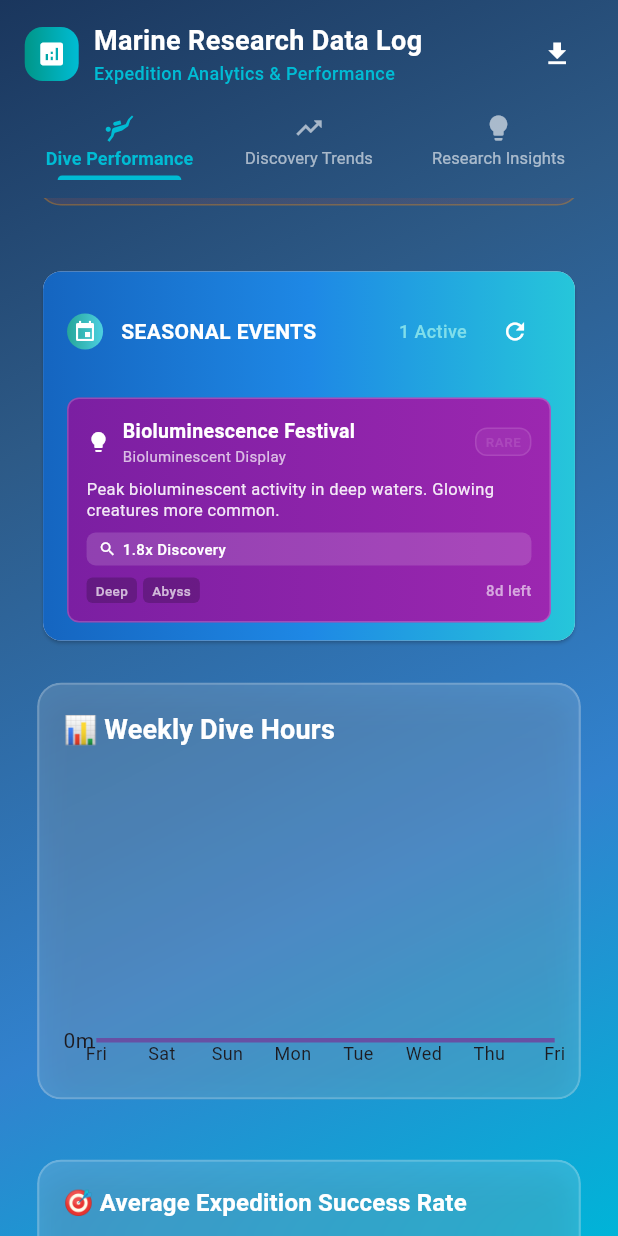
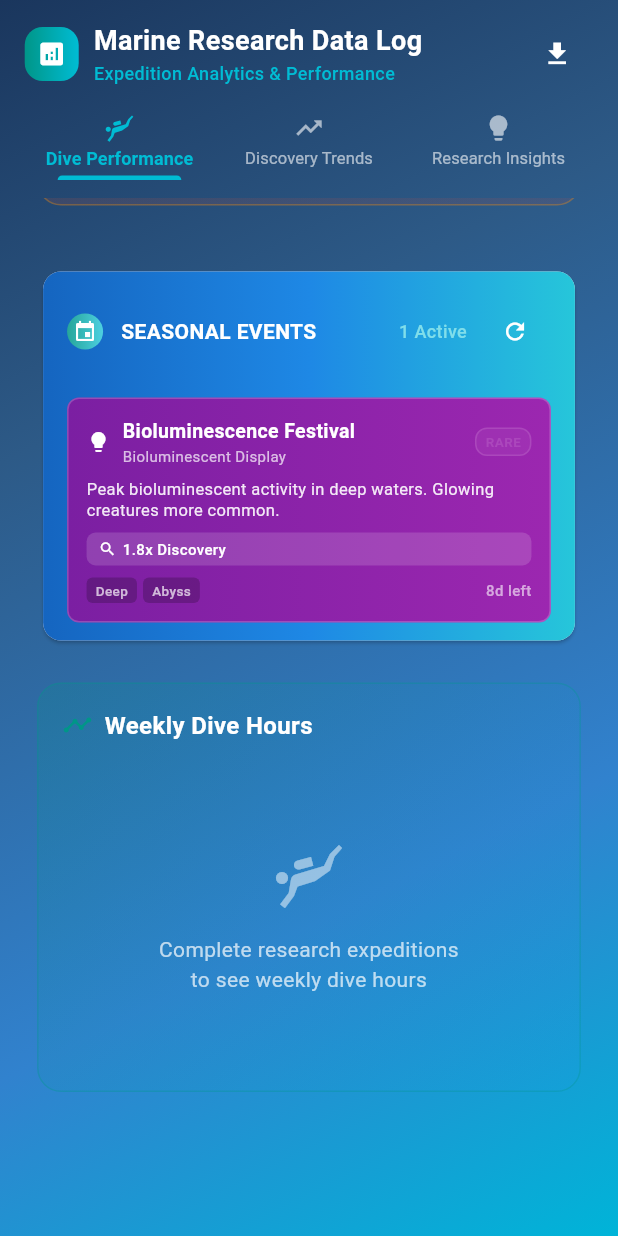
Before and after one commit to DogukanZengin/flow-pulse, a Flutter app: the AnalyticsScreen screen opened directly, scrolled down 1102 dp, on a phone screen of 412 x 824 dp. Run offline on Flutter 3.47's test engine with Material 3 defaults, Android fonts, the phone set to English and light mode, and no system bars; drawn by our look-alikes of fl_chart; our stand-ins replace audioplayers, flutter_local_notifications, shared_preferences, sqflite, sqflite_common_ffi_web; missing offline and left inert: workmanager; accounts and stored records are empty.

Commit message:
🔧 Fix Data Tab performance analytics - accurate calculations and improved UX
- Fix dive time calculation to include both completed AND abandoned focus sessions
- Fix success rate to only calculate for focus sessions (exclude break sessions)
- Unify streak calculation by using AnalyticsService database queries instead of GamificationService SharedPreferences
- Fix Weekly Dive Hours chart to show exactly 7 days instead of 8
- Remove redundant Average Expedition Success Rate chart that duplicated Today's Performance data
- Improve chart visual consistency and empty state handling
- Clean up unused FAST_FORWARD_GUIDE.md file

🤖 Generated with [Claude Code](https://claude.ai/code)

Co-Authored-By: Claude <noreply@anthropic.com>

```diff
--- a/lib/screens/analytics_screen.dart
+++ b/lib/screens/analytics_screen.dart
@@ -217,8 +217,6 @@ class _AnalyticsScreenState extends State<AnalyticsScreen>
           const SeasonalEventsDisplayWidget(),
           SizedBox(height: _getResponsiveSpacing()),
           _buildWeeklyChart(),
-          SizedBox(height: _getResponsiveSpacing()),
-          _buildCompletionRateChart(),
         ],
       ),
     );
@@ -432,61 +430,106 @@ class _AnalyticsScreenState extends State<AnalyticsScreen>
       future: _getLastWeekData(),
       builder: (context, snapshot) {
         if (!snapshot.hasData) {
-          return const SizedBox(height: 200, child: Center(child: CircularProgressIndicator()));
+          return Container(
+            margin: const EdgeInsets.only(bottom: 16),
+            padding: const EdgeInsets.all(16),
+            decoration: BoxDecoration(
+              gradient: LinearGradient(
+                begin: Alignment.topLeft,
+                end: Alignment.bottomRight,
+                colors: [
+                  Colors.teal.withValues(alpha: 0.2),
+                  Colors.blue.withValues(alpha: 0.1),
+                ],
+              ),
+              borderRadius: BorderRadius.circular(16),
+              border: Border.all(
+                color: Colors.teal.withValues(alpha: 0.3),
+                width: 1,
+              ),
+            ),
+            child: const SizedBox(height: 200, child: Center(child: CircularProgressIndicator())),
+          );
         }
 
         final data = snapshot.data!;
-        final theme = Theme.of(context);
 
         return Container(
           margin: const EdgeInsets.only(bottom: 16),
-          child: ClipRRect(
-            borderRadius: BorderRadius.circular(16),
-            child: BackdropFilter(
-              filter: ImageFilter.blur(sigmaX: 15, sigmaY: 15),
-              child: Container(
           padding: const EdgeInsets.all(16),
           decoration: BoxDecoration(
-                  color: Colors.white.withValues(alpha: 0.15),
+            gradient: LinearGradient(
+              begin: Alignment.topLeft,
+              end: Alignment.bottomRight,
+              colors: [
+                Colors.teal.withValues(alpha: 0.2),
+                Colors.blue.withValues(alpha: 0.1),
+              ],
+            ),
             borderRadius: BorderRadius.circular(16),
             border: Border.all(
-                    color: Colors.white.withValues(alpha: 0.2),
-                    width: 1.5,
+              color: Colors.teal.withValues(alpha: 0.3),
+              width: 1,
             ),
-                  boxShadow: [
-                    BoxShadow(
-                      color: Colors.black.withValues(alpha: 0.1),
-                      blurRadius: 20,
-                      offset: const Offset(0, 8),
-                    ),
-                  ],
           ),
           child: Column(
             crossAxisAlignment: CrossAxisAlignment.start,
             children: [
+              Row(
+                children: [
+                  Icon(Icons.timeline, color: Colors.teal, size: 20),
+                  const SizedBox(width: 8),
                   Text(
-                      '📊 Weekly Dive Hours',
-                      style: theme.textTheme.titleMedium?.copyWith(
-                        fontWeight: FontWeight.bold,
+                    'Weekly Dive Hours',
+                    style: TextStyle(
                       color: Colors.white,
-                        fontSize: _getResponsiveFontSize(18),
+                      fontSize: 16,
+                      fontWeight: FontWeight.w600,
                     ),
+                  ),
+                ],
               ),
               const SizedBox(height: 16),
               SizedBox(
                 height: 200,
-                      child: LineChart(
+                child: data.isEmpty || data.every((d) => d.totalFocusTime == 0)
+                    ? Center(
+                        child: Column(
+                          mainAxisAlignment: MainAxisAlignment.center,
+                          children: [
+                            Icon(
+                              Icons.scuba_diving,
+                              size: 48,
+                              color: Colors.white.withValues(alpha: 0.5),
+                            ),
+                            const SizedBox(height: 16),
+                            Text(
+                              'Complete research expeditions\nto see weekly dive hours',
+                              textAlign: TextAlign.center,
+                              style: TextStyle(
+                                color: Colors.white.withValues(alpha: 0.7),
+                                fontSize: _getResponsiveFontSize(14),
+                              ),
+                            ),
+                          ],
+                        ),
+                      )
+                    : LineChart(
                         LineChartData(
                           gridData: FlGridData(show: false),
                           titlesData: FlTitlesData(
                             bottomTitles: AxisTitles(
                               sideTitles: SideTitles(
                                 showTitles: true,
+                                reservedSize: 30,
                                 getTitlesWidget: (value, meta) {
-                                  if (value.toInt() < data.length) {
+                                  if (value.toInt() < data.length && value.toInt() >= 0) {
                                     return Text(
                                       DateFormat('E').format(data[value.toInt()].date),
-                                      style: const TextStyle(fontSize: 12),
+                                      style: TextStyle(
+                                        fontSize: _getResponsiveFontSize(10),
+                                        color: Colors.white.withValues(alpha: 0.7),
+                                      ),
                                     );
                                   }
                                   return const Text('');
@@ -496,8 +539,16 @@ class _AnalyticsScreenState extends State<AnalyticsScreen>
                             leftTitles: AxisTitles(
                               sideTitles: SideTitles(
                                 showTitles: true,
+                                reservedSize: 40,
                                 getTitlesWidget: (value, meta) {
-                                  return Text('${value.toInt()}m');
+                                  final hours = value / 60;
+                                  return Text(
+                                    hours >= 1 ? '${hours.toStringAsFixed(0)}h' : '${value.toInt()}m',
+                                    style: TextStyle(
+                                      fontSize: _getResponsiveFontSize(10),
+                                      color: Colors.white.withValues(alpha: 0.7),
+                                    ),
+                                  );
                                 },
                               ),
                             ),
@@ -511,13 +562,23 @@ class _AnalyticsScreenState extends State<AnalyticsScreen>
                                 return FlSpot(entry.key.toDouble(), entry.value.totalFocusTime.toDouble());
                               }).toList(),
                               isCurved: true,
-                              color: theme.colorScheme.primary,
+                              color: Colors.cyan,
                               barWidth: 3,
                               belowBarData: BarAreaData(
                                 show: true,
-                                color: theme.colorScheme.primary.withValues(alpha: 0.1),
+                                color: Colors.cyan.withValues(alpha: 0.1),
                               ),
-                              dotData: const FlDotData(show: false),
+                              dotData: FlDotData(
+                                show: true,
+                                getDotPainter: (spot, percent, barData, index) {
+                                  return FlDotCirclePainter(
+                                    radius: 3,
+                                    color: Colors.white,
+                                    strokeWidth: 2,
+                                    strokeColor: Colors.cyan,
+                                  );
+                                },
+                              ),
                             ),
                           ],
                         ),
@@ -525,196 +586,11 @@ class _AnalyticsScreenState extends State<AnalyticsScreen>
               ),
             ],
           ),
-              ),
-            ),
-          ),
         );
       },
     );
   }
 
-  Widget _buildCompletionRateChart() {
-    return FutureBuilder<List<AnalyticsData>>(
-      future: _getLastWeekData(),
-      builder: (context, snapshot) {
-        if (!snapshot.hasData) {
-          return const SizedBox(height: 200, child: Center(child: CircularProgressIndicator()));
-        }
-
-        final data = snapshot.data!;
-        final avgCompletionRate = data.isEmpty ? 0.0 :
-            data.map((d) => d.completionRate).reduce((a, b) => a + b) / data.length;
-
-        return Container(
-          margin: const EdgeInsets.only(bottom: 16),
-          child: ClipRRect(
-            borderRadius: BorderRadius.circular(16),
-            child: BackdropFilter(
-              filter: ImageFilter.blur(sigmaX: 15, sigmaY: 15),
-              child: Container(
-                padding: const EdgeInsets.all(16),
-                decoration: BoxDecoration(
-                  color: Colors.white.withValues(alpha: 0.15),
-                  borderRadius: BorderRadius.circular(16),
-                  border: Border.all(
-                    color: Colors.white.withValues(alpha: 0.2),
-                    width: 1.5,
-                  ),
-                  boxShadow: [
-                    BoxShadow(
-                      color: Colors.black.withValues(alpha: 0.1),
-                      blurRadius: 20,
-                      offset: const Offset(0, 8),
-                    ),
-                  ],
-                ),
-                child: Column(
-                  crossAxisAlignment: CrossAxisAlignment.start,
-                  children: [
-                    Text(
-                      '🎯 Average Expedition Success Rate',
-                      style: Theme.of(context).textTheme.titleMedium?.copyWith(
-                        fontWeight: FontWeight.bold,
-                        color: Colors.white,
-                      ),
-                    ),
-                    const SizedBox(height: 20),
-                    Row(
-                      children: [
-                        // Pie Chart
-                        Expanded(
-                          flex: 2,
-                          child: SizedBox(
-                            height: 120,
-                            child: PieChart(
-                              PieChartData(
-                                sectionsSpace: 3,
-                                centerSpaceRadius: 30,
-                                startDegreeOffset: -90,
-                                sections: [
-                                  PieChartSectionData(
-                                    value: avgCompletionRate * 100,
-                                    color: Colors.green.withValues(alpha: 0.8),
-                                    title: '',
-                                    radius: 35,
-                                    borderSide: BorderSide(
-                                      color: Colors.white.withValues(alpha: 0.3),
-                                      width: 1,
-                                    ),
-                                  ),
-                                  PieChartSectionData(
-                                    value: (1 - avgCompletionRate) * 100,
-                                    color: Colors.white.withValues(alpha: 0.1),
-                                    title: '',
-                                    radius: 35,
-                                    borderSide: BorderSide(
-                                      color: Colors.white.withValues(alpha: 0.2),
-                                      width: 1,
-                                    ),
-                                  ),
-                                ],
-                              ),
-                            ),
-                          ),
-                        ),
-                        const SizedBox(width: 16),
-                        // Statistics Text
-                        Expanded(
-                          flex: 3,
-                          child: Column(
-                            crossAxisAlignment: CrossAxisAlignment.start,
-                            children: [
-                              Text(
-                                'Expedition Success Rate',
-                                style: TextStyle(
-                                  fontSize: _getResponsiveFontSize(16),
-                                  fontWeight: FontWeight.bold,
-                                  color: Colors.white.withValues(alpha: 0.9),
-                                ),
-                              ),
-                              const SizedBox(height: 8),
-                              Row(
-                                children: [
-                                  Container(
-                                    width: 12,
-                                    height: 12,
-                                    decoration: BoxDecoration(
-                                      color: Colors.green.withValues(alpha: 0.8),
-                                      borderRadius: BorderRadius.circular(2),
-                                    ),
-                                  ),
-                                  const SizedBox(width: 8),
-                                  Text(
-                                    'Successful Dives: ${(avgCompletionRate * 100).round()}%',
-                                    style: TextStyle(
-                                      fontSize: _getResponsiveFontSize(14),
-                                      color: Colors.white.withValues(alpha: 0.8),
-                                    ),
-                                  ),
-                                ],
-                              ),
-                              const SizedBox(height: 4),
-                              Row(
-                                children: [
-                                  Container(
-                                    width: 12,
-                                    height: 12,
-                                    decoration: BoxDecoration(
-                                      color: Colors.white.withValues(alpha: 0.3),
-                                      borderRadius: BorderRadius.circular(2),
-                                    ),
-                                  ),
-                                  const SizedBox(width: 8),
-                                  Text(
-                                    'Aborted Dives: ${((1 - avgCompletionRate) * 100).round()}%',
-                                    style: TextStyle(
-                                      fontSize: _getResponsiveFontSize(14),
-                                      color: Colors.white.withValues(alpha: 0.8),
-                                    ),
-                                  ),
-                                ],
-                              ),
-                              const SizedBox(height: 12),
-                              Container(
-                                padding: const EdgeInsets.all(8),
-                                decoration: BoxDecoration(
-                                  color: Colors.white.withValues(alpha: 0.1),
-                                  borderRadius: BorderRadius.circular(8),
-                                  border: Border.all(
-                                    color: Colors.white.withValues(alpha: 0.2),
-                                    width: 1,
-                                  ),
-                                ),
-                                child: Text(
-                                  avgCompletionRate >= 0.8
-                                      ? 'Excellent! 🎉'
-                                      : avgCompletionRate >= 0.6
-                                          ? 'Good progress! 👍'
-                                          : avgCompletionRate >= 0.4
-                                              ? 'Keep improving! 💪'
-                                              : 'Focus on consistency! 🎯',
-                                  style: TextStyle(
-                                    fontSize: _getResponsiveFontSize(12),
-                                    fontWeight: FontWeight.w600,
-                                    color: Colors.white.withValues(alpha: 0.9),
-                                  ),
-                                ),
-                              ),
-                            ],
-                          ),
-                        ),
-                      ],
-                    ),
-                    const SizedBox(height: 16),
-                  ],
-                ),
-              ),
-            ),
-          ),
-        );
-      },
-    );
-  }
 
   Widget _buildMonthlyTrendChart() {
     return Container(
@@ -1135,9 +1011,11 @@ class _AnalyticsScreenState extends State<AnalyticsScreen>
 
   Future<List<AnalyticsData>> _getLastWeekData() async {
     final now = DateTime.now();
+    final today = DateTime(now.year, now.month, now.day);
+    // Get exactly 7 days: 6 previous days + today
     return await _analyticsService.getAnalyticsData(
-      startDate: now.subtract(const Duration(days: 7)),
-      endDate: now,
+      startDate: today.subtract(const Duration(days: 6)),
+      endDate: today.add(const Duration(days: 1)), // Add 1 day to include today
     );
   }
 
@@ -1150,7 +1028,34 @@ class _AnalyticsScreenState extends State<AnalyticsScreen>
   }
 
   Widget _buildStreakRewardsSection() {
-    final currentStreak = GamificationService.instance.currentStreak;
+    // Use analytics service streak calculation (database-based) for consistency
+    return FutureBuilder<AnalyticsData>(
+      future: _analyticsService.getTodayAnalytics(),
+      builder: (context, snapshot) {
+        if (!snapshot.hasData) {
+          return Container(
+            margin: const EdgeInsets.only(bottom: 16),
+            padding: const EdgeInsets.all(16),
+            decoration: BoxDecoration(
+              gradient: LinearGradient(
+                begin: Alignment.topLeft,
+                end: Alignment.bottomRight,
+                colors: [
+                  Colors.orange.withValues(alpha: 0.2),
+                  Colors.red.withValues(alpha: 0.1),
+                ],
+              ),
+              borderRadius: BorderRadius.circular(16),
+              border: Border.all(
+                color: Colors.orange.withValues(alpha: 0.3),
+                width: 1,
+              ),
+            ),
+            child: const Center(child: CircularProgressIndicator()),
+          );
+        }
+
+        final currentStreak = snapshot.data!.streak;
         final currentTier = StreakRewardsService.getCurrentStreakTier(currentStreak);
         final availableRewards = StreakRewardsService.getStreakRewards(currentStreak);
 
@@ -1170,6 +1075,12 @@ class _AnalyticsScreenState extends State<AnalyticsScreen>
               )
             : null;
 
+        return _buildStreakRewardsContainer(currentStreak, currentTier, availableRewards, todaysReward);
+      },
+    );
+  }
+
+  Widget _buildStreakRewardsContainer(int currentStreak, StreakTier currentTier, List<StreakReward> availableRewards, DailyStreakReward? todaysReward) {
     return Container(
       margin: const EdgeInsets.only(bottom: 16),
       padding: const EdgeInsets.all(16),
--- a/lib/services/analytics_service.dart
+++ b/lib/services/analytics_service.dart
@@ -250,33 +250,34 @@ class AnalyticsService {
 
   /// Calculate analytics for a single day
   Future<AnalyticsData> _calculateDayAnalytics(DateTime date, List<Session> sessions) async {
-    int totalFocusTime = 0; // in minutes
+    int totalFocusTime = 0; // in minutes - includes both completed and abandoned focus sessions
     int totalBreakTime = 0; // in minutes
-    int completedSessions = 0;
-    int totalSessions = sessions.length;
+    int completedFocusSessions = 0;
+    int totalFocusSessions = 0;
 
     for (final session in sessions) {
       final minutes = (session.duration / 60).round();
 
       if (session.type == SessionType.focus) {
-        totalFocusTime += minutes;
+        totalFocusTime += minutes; // Include both completed and abandoned focus sessions
+        totalFocusSessions++;
+        if (session.completed) {
+          completedFocusSessions++;
+        }
       } else {
         totalBreakTime += minutes;
       }
-
-      if (session.completed) {
-        completedSessions++;
-      }
     }
 
-    final completionRate = totalSessions == 0 ? 0.0 : completedSessions / totalSessions;
+    // Success rate calculation: only consider focus sessions
+    final completionRate = totalFocusSessions == 0 ? 0.0 : completedFocusSessions / totalFocusSessions;
     final streak = await _calculateCurrentStreak(date);
 
     return AnalyticsData(
       date: date,
       totalFocusTime: totalFocusTime,
       totalBreakTime: totalBreakTime,
-      sessionsCompleted: completedSessions,
+      sessionsCompleted: completedFocusSessions, // Only completed focus sessions
       completionRate: completionRate,
       streak: streak,
     );
```
Also changed, not shown: 2 other files. Lines whose indentation alone changed are shown as unchanged.
